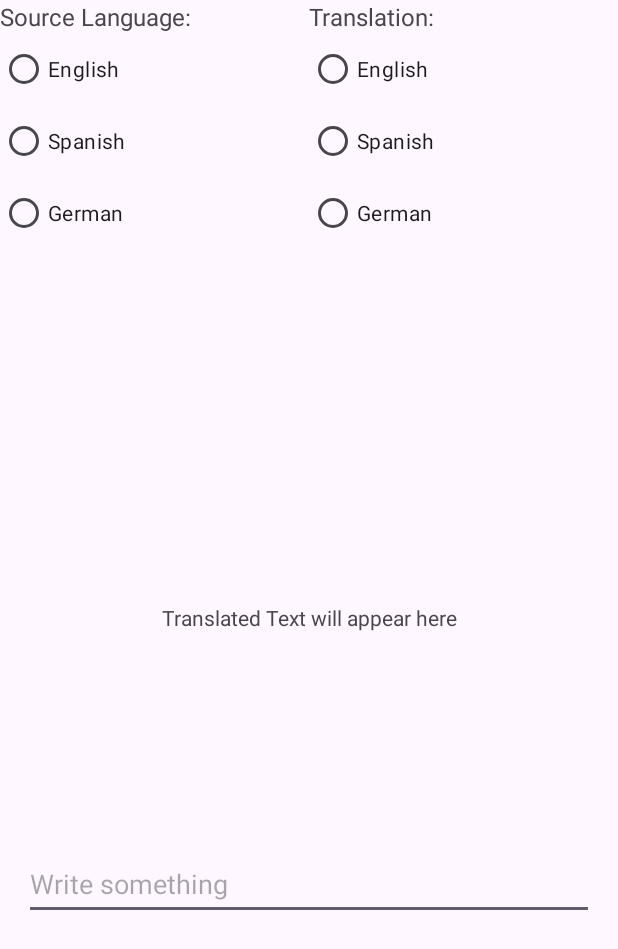
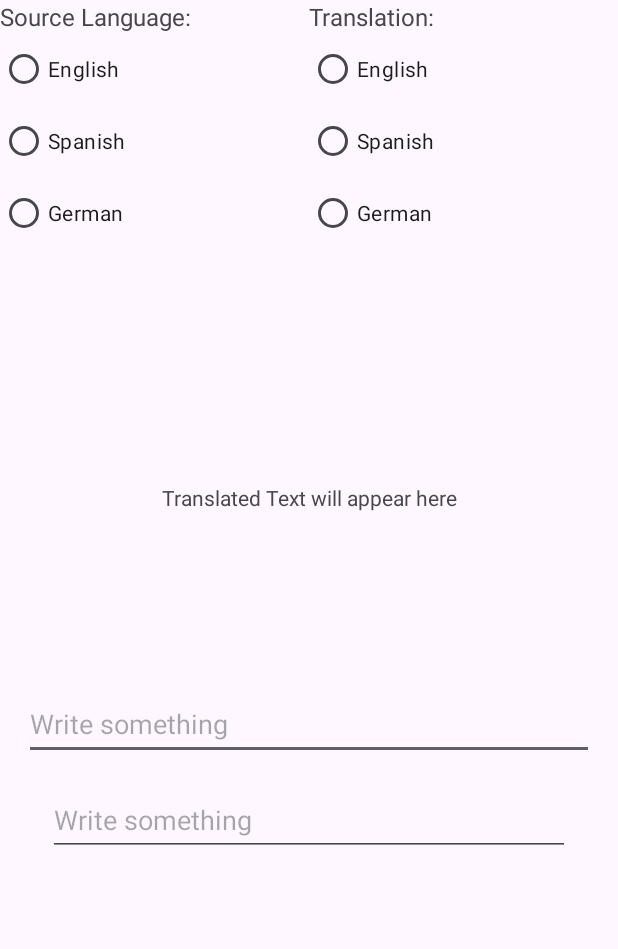
Before and after one commit to lukeyarian/Project5, an Android app: the screen it shows after launch (MainActivity), on a phone screen of 412 x 824 dp. Shown: the top 949 px of the screen. Run offline under Robolectric (Android 15) with nearby library versions, the phone set to English and light mode, and no system bars; libraries missing offline, so code that uses them is left out: com.google.mlkit.nl.

Commit message:
Almost had it working. Can't fix this error. If grader is able to run and let me know how to fix it, I would appreciate it. Not sure where else to go from here, as I have spent the past 4 hours trying to fix the same error.

```diff
--- a/app/src/main/java/com/example/project5/MainActivity.kt
+++ b/app/src/main/java/com/example/project5/MainActivity.kt
@@ -4,7 +4,6 @@ import android.os.Bundle
 import androidx.activity.viewModels
 import com.example.project5.databinding.ActivityMainBinding
 import androidx.lifecycle.Observer
-
 class MainActivity : AppCompatActivity() {
     private lateinit var binding: ActivityMainBinding
     private val translationViewModel: TranslationViewModel by viewModels()
--- a/app/src/main/java/com/example/project5/TranslateFragment.kt
+++ b/app/src/main/java/com/example/project5/TranslateFragment.kt
@@ -11,7 +11,6 @@ import android.text.TextWatcher
 import androidx.fragment.app.viewModels
 import com.example.project5.databinding.TranslateFragmentBinding
 import com.example.project5.databinding.ActivityMainBinding
-
 class TranslateFragment : Fragment() {
     private val translationViewModel: TranslationViewModel by activityViewModels()
     private var _binding: TranslateFragmentBinding? = null
@@ -43,8 +42,4 @@ class TranslateFragment : Fragment() {
             mainBinding.translatedText.text = translatedText
         })
     }
-    override fun onDestroyView() {
-        super.onDestroyView()
-        _binding = null
-    }
 }
--- a/app/src/main/java/com/example/project5/TranslationViewModel.kt
+++ b/app/src/main/java/com/example/project5/TranslationViewModel.kt
@@ -4,7 +4,6 @@ import androidx.lifecycle.ViewModel
 import com.google.mlkit.nl.translate.Translation
 import com.google.mlkit.nl.translate.TranslateLanguage
 import com.google.mlkit.nl.translate.TranslatorOptions
-
 class TranslationViewModel : ViewModel() {
     val translatedText = MutableLiveData<String>()
     fun translate(text: String, inputLanguage: String, outputLanguage: String) {
--- a/app/src/main/res/layout/activity_main.xml
+++ b/app/src/main/res/layout/activity_main.xml
@@ -1,6 +1,7 @@
 <?xml version="1.0" encoding="utf-8"?>
 <LinearLayout
     xmlns:android="http://schemas.android.com/apk/res/android"
+    xmlns:tools="http://schemas.android.com/tools"
     android:layout_width="match_parent"
     android:layout_height="match_parent"
     android:layout_margin="10dp"
@@ -9,7 +10,8 @@
         android:layout_width="match_parent"
         android:layout_height="0dp"
         android:layout_weight="1"
-        android:orientation="horizontal">
+        android:orientation="horizontal"
+        android:baselineAligned="false">
         <LinearLayout
             android:layout_width="0dp"
             android:layout_weight="1"
@@ -18,7 +20,7 @@
             <TextView
                 android:layout_width="wrap_content"
                 android:layout_height="wrap_content"
-                android:text="Source Language:"
+                android:text="@string/source_language"
                 android:textSize="16sp" />
             <RadioGroup
                 android:id="@+id/inputLanguageGroup"
@@ -30,19 +32,19 @@
                     android:id="@+id/englishInput"
                     android:layout_width="match_parent"
                     android:layout_height="wrap_content"
-                    android:text="English" />
+                    android:text="@string/english" />
 
                 <RadioButton
                     android:id="@+id/spanishInput"
                     android:layout_width="match_parent"
                     android:layout_height="wrap_content"
-                    android:text="Spanish" />
+                    android:text="@string/spanish" />
 
                 <RadioButton
                     android:id="@+id/germanInput"
                     android:layout_width="match_parent"
                     android:layout_height="wrap_content"
-                    android:text="German" />
+                    android:text="@string/german" />
             </RadioGroup>
         </LinearLayout>
         <LinearLayout
@@ -53,7 +55,7 @@
             <TextView
                 android:layout_width="wrap_content"
                 android:layout_height="wrap_content"
-                android:text="Translation:"
+                android:text="@string/translation"
                 android:textSize="16sp" />
             <RadioGroup
                 android:id="@+id/outputLanguageGroup"
@@ -65,19 +67,19 @@
                     android:id="@+id/englishOutput"
                     android:layout_width="match_parent"
                     android:layout_height="wrap_content"
-                    android:text="English" />
+                    android:text="@string/english_Translated" />
 
                 <RadioButton
                     android:id="@+id/spanishOutput"
                     android:layout_width="match_parent"
                     android:layout_height="wrap_content"
-                    android:text="Spanish" />
+                    android:text="@string/spanish_Translated" />
 
                 <RadioButton
                     android:id="@+id/germanOutput"
                     android:layout_width="match_parent"
                     android:layout_height="wrap_content"
-                    android:text="German" />
+                    android:text="@string/german_Translated" />
             </RadioGroup>
         </LinearLayout>
     </LinearLayout>
@@ -88,9 +90,11 @@
         android:layout_weight="1"
         android:gravity="center"
         android:text="@string/translated_text_will_appear_here" />
-    <FrameLayout
+    <fragment
         android:id="@+id/fragmentContainer"
+        android:name="com.example.project5.TranslateFragment"
         android:layout_width="match_parent"
-        android:layout_height="0dp"
-        android:layout_weight="1" />
+        android:layout_height="wrap_content"
+        android:layout_weight="1"
+        tools:layout="@layout/fragment_input" />
 </LinearLayout>
--- a/app/src/main/res/layout/translate_fragment.xml
+++ b/app/src/main/res/layout/translate_fragment.xml
@@ -11,5 +11,6 @@
         android:layout_height="wrap_content"
         android:hint="@string/write_something"
         android:minHeight="48dp"
-        android:importantForAutofill="no" />
+        android:importantForAutofill="no"
+        android:inputType="text" />
 </LinearLayout>
--- a/app/src/main/res/values/strings.xml
+++ b/app/src/main/res/values/strings.xml
@@ -1,13 +1,13 @@
 <resources>
     <string name="app_name">Project5</string>
     <string name="translated_text_will_appear_here">Translated Text will appear here</string>
+    <string name="write_something">Write something</string>
+    <string name="english">English</string>
+    <string name="spanish">Spanish</string>
+    <string name="german">German</string>
+    <string name="english_Translated">English</string>
+    <string name="spanish_Translated">Spanish</string>
+    <string name="german_Translated">German</string>
+    <string name="source_language">Source Language:</string>
     <string name="translation">Translation:</string>
-    <string name="source_language">Source Language:</string>
-    <string name="spanish">Spanish</string>
-    <string name="english">English</string>
-    <string name="german">German</string>
-    <string name="englisht">English</string>
-    <string name="spanisht">Spanish</string>
-    <string name="germant">German</string>
-    <string name="write_something">Write something</string>
 </resources>
```
Also changed, not shown: app/build.gradle.kts (+7 -8 lines).
